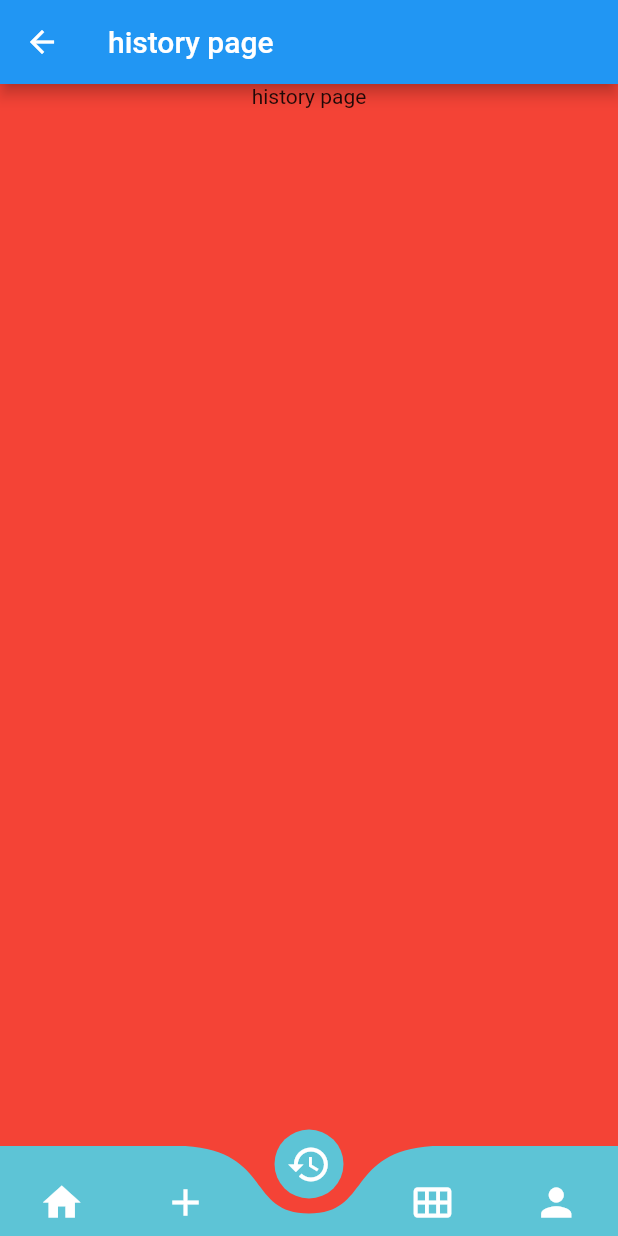
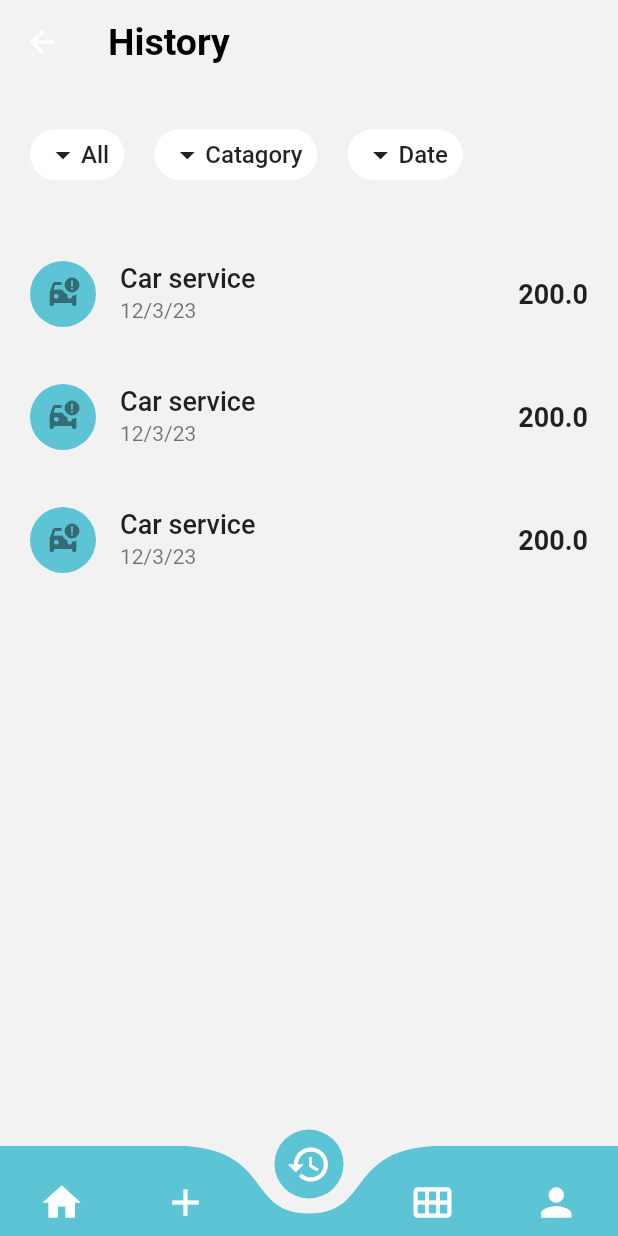
Before and after one commit to nashvak/expense_tracker, a Flutter app: the BottomNav screen opened by its route, item 3 of the bottom bar chosen, on a phone screen of 412 x 824 dp. Run offline on Flutter 3.47's test engine with Material 2 defaults, Android fonts, the phone set to English and light mode, and no system bars; drawn by our look-alikes of curved_navigation_bar; our stand-ins replace get, google_fonts, toggle_switch.

Commit message:
history screen created

```diff
--- a/lib/constatnts/colors.dart
+++ b/lib/constatnts/colors.dart
@@ -3,6 +3,6 @@ import 'package:flutter/material.dart';
 class Appcolor {
   static const Color primaryColor = Color.fromARGB(255, 93, 196, 214);
   static const Color secondaryColor = Color.fromARGB(138, 133, 133, 100);
-  static const Color tertiaryColor = Color(0xFFF6F4F4);
+  static const Color tertiaryColor = Color.fromARGB(244, 242, 242, 242);
   static const Color white = Colors.white;
 }
--- a/lib/main.dart
+++ b/lib/main.dart
@@ -2,6 +2,7 @@ import 'package:expense_tracker/view/authentication/get_started.dart';
 import 'package:expense_tracker/view/authentication/login.dart';
 import 'package:expense_tracker/view/authentication/signup.dart';
 import 'package:expense_tracker/view/remainder/add_remainder.dart';
+import 'package:expense_tracker/view/remainder/edit_remainder.dart';
 import 'package:expense_tracker/view/remainder/remainder_screen.dart';
 import 'package:expense_tracker/view/transaction/add_transaction.dart';
 import 'package:expense_tracker/view/transaction/dashboard/bottom_nav.dart';
@@ -36,6 +37,7 @@ class MyApp extends StatelessWidget {
             name: '/addtransaction', page: () => const ScreenAddTransaction()),
         GetPage(name: '/addremainder', page: () => const ScreenAddRemainder()),
         GetPage(name: '/remainder', page: () => ScreenRemainder()),
+        GetPage(name: '/editremainder', page: () => ScreenEditRemainder()),
       ],
     );
   }
--- a/lib/view/history/history_screen.dart
+++ b/lib/view/history/history_screen.dart
@@ -1,4 +1,10 @@
+import 'package:expense_tracker/constatnts/colors.dart';
+import 'package:expense_tracker/custom_widgets/common/sizedbox.dart';
+import 'package:expense_tracker/custom_widgets/home_screen/home_screen_widgets.dart';
 import 'package:flutter/material.dart';
+import 'package:get/get.dart';
+
+import '../../custom_widgets/common/decoration.dart';
 
 class ScreenHistory extends StatelessWidget {
   const ScreenHistory({super.key});
@@ -6,13 +12,57 @@ class ScreenHistory extends StatelessWidget {
   @override
   Widget build(BuildContext context) {
     return Scaffold(
-      backgroundColor: Colors.red,
+      backgroundColor: Appcolor.tertiaryColor,
       appBar: AppBar(
-        title: const Text('history page'),
+        title: const Text(
+          'History',
+          style: TextStyle(
+              color: Colors.black, fontSize: 25, fontWeight: FontWeight.bold),
+        ),
+        elevation: 0,
+        backgroundColor: Colors.transparent,
       ),
-      body: const Center(
+      body: Padding(
+        padding: const EdgeInsets.only(left: 20, right: 20, top: 30),
         child: Column(
-          children: [Text("history page")],
+          children: [
+            Row(
+              children: [
+                SortButton(
+                  title: "All",
+                  icon: Icon(Icons.arrow_drop_down),
+                ),
+                BlankSpace(
+                  width: 20,
+                ),
+                SortButton(
+                    title: 'Catagory', icon: Icon(Icons.arrow_drop_down)),
+                BlankSpace(
+                  width: 20,
+                ),
+                SortButton(title: 'Date', icon: Icon(Icons.arrow_drop_down))
+              ],
+            ),
+            height40,
+            Expanded(
+                child: ListView.separated(
+                    itemBuilder: (context, index) {
+                      return Listtile(
+                          ontap: () {
+                            Get.toNamed('/viewtransaction');
+                          },
+                          amount: 200,
+                          date: '12/3/23',
+                          icon: Icon(Icons.car_crash),
+                          title: 'Car service');
+                    },
+                    separatorBuilder: (context, index) {
+                      return BlankSpace(
+                        height: 10,
+                      );
+                    },
+                    itemCount: 3))
+          ],
         ),
       ),
     );
--- a/lib/view/remainder/remainder_screen.dart
+++ b/lib/view/remainder/remainder_screen.dart
@@ -42,6 +42,9 @@ class ScreenRemainder extends StatelessWidget {
               child: ListView.separated(
                 itemBuilder: (context, index) {
                   return ListTile(
+                    onTap: () {
+                      Get.toNamed('/editremainder');
+                    },
                     contentPadding: const EdgeInsets.all(0),
                     leading: Container(
                         decoration: const BoxDecoration(
--- a/lib/view/transaction/view_transaction.dart
+++ b/lib/view/transaction/view_transaction.dart
@@ -30,7 +30,7 @@ class ScreenViewTransaction extends StatelessWidget {
           )
         ],
         elevation: 0,
-        backgroundColor: Appcolor.tertiaryColor,
+        backgroundColor: Colors.transparent,
       ),
       body: Padding(
         padding: const EdgeInsets.all(20),
```
Also changed, not shown: lib/view/remainder/edit_remainder.dart (added, +51 -0 lines).
